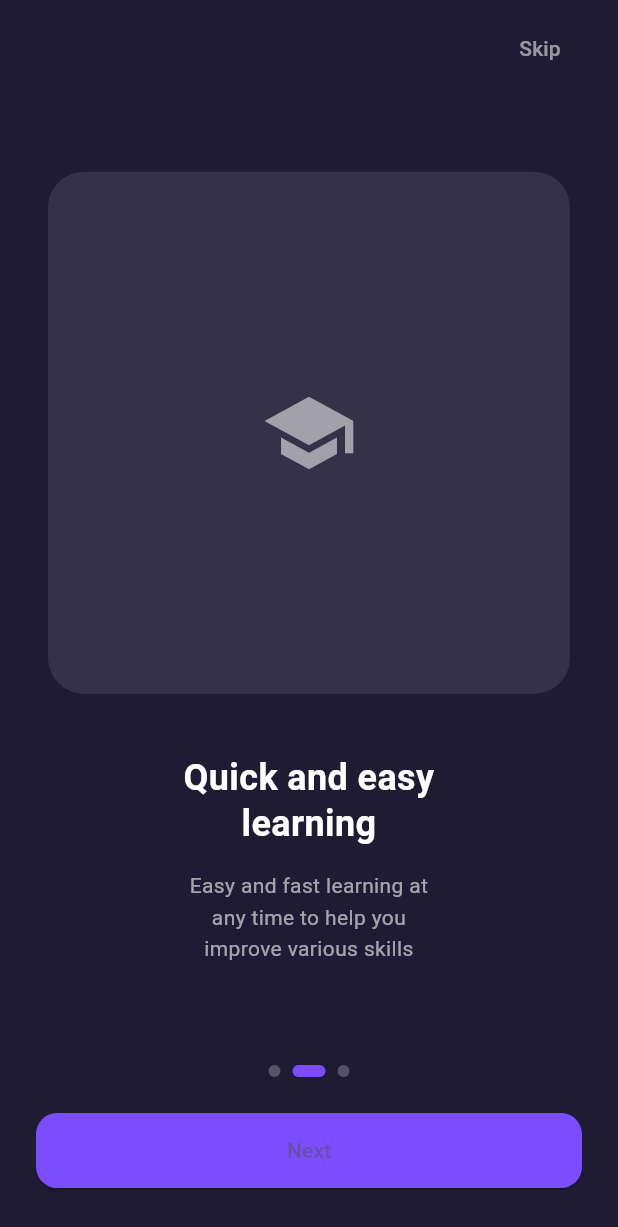
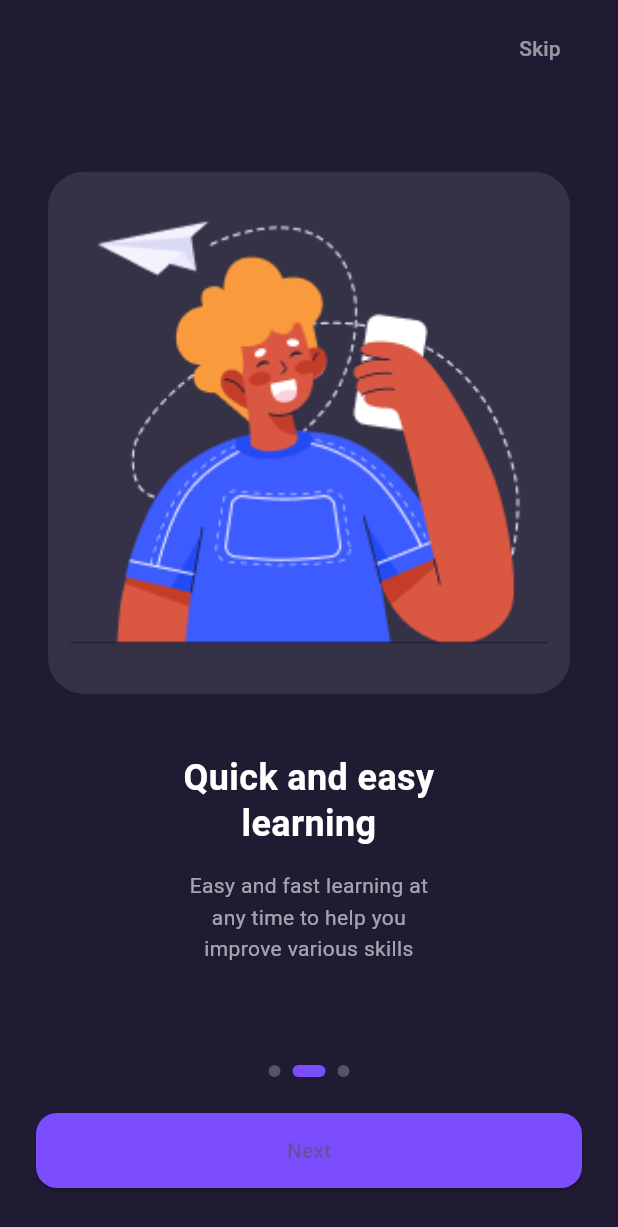
Before and after one commit to AbdelrahmanDev06/online_learning_app, a Flutter app: the screen it shows after launch, swiped to page 2, on a phone screen of 412 x 824 dp. Shown: the top 1227 px of the screen. Run offline on Flutter 3.47's test engine with Material 3 defaults, Android fonts, the phone set to English and light mode, and no system bars.

Commit message:
Display onboarding images

```diff
--- a/lib/widgets/onboarding_page_view.dart
+++ b/lib/widgets/onboarding_page_view.dart
@@ -20,8 +20,10 @@ class OnboardingPageView extends StatelessWidget {
                 color: Colors.white10,
                 borderRadius: BorderRadius.circular(24),
               ),
-              child: const Center(
-                child: Icon(Icons.school, color: Colors.white54, size: 64),
+              clipBehavior: Clip.antiAlias,
+              child: Image.asset(
+                data.illustrationAsset,
+                fit: BoxFit.contain,
               ),
             ),
           ),
```
